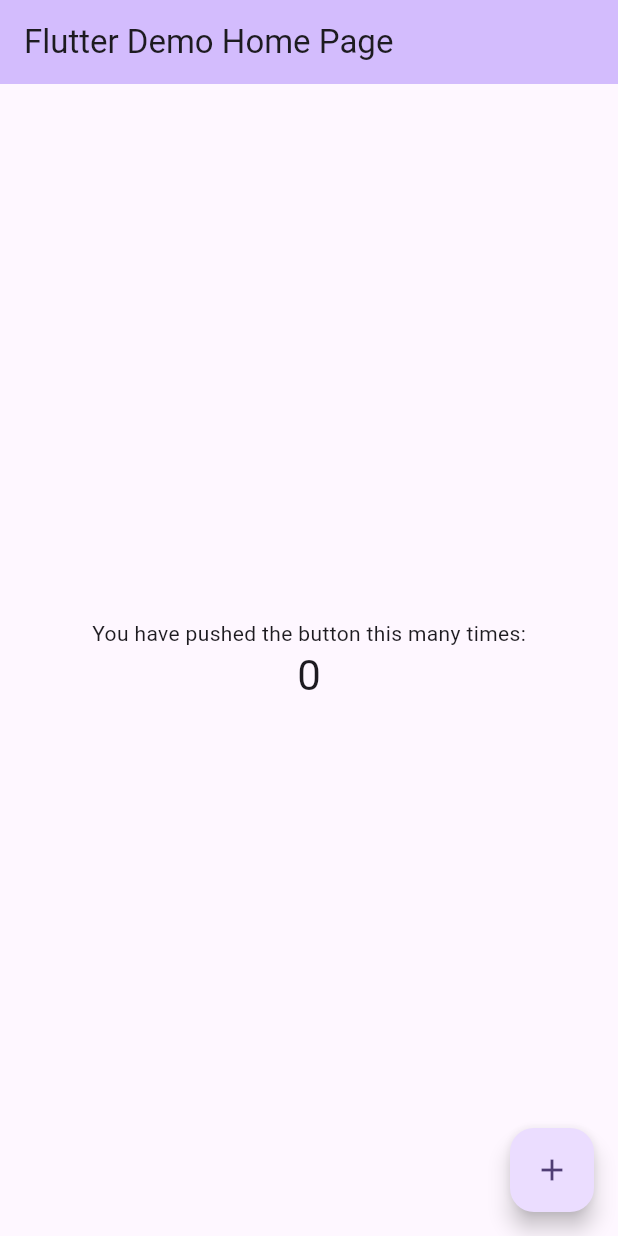
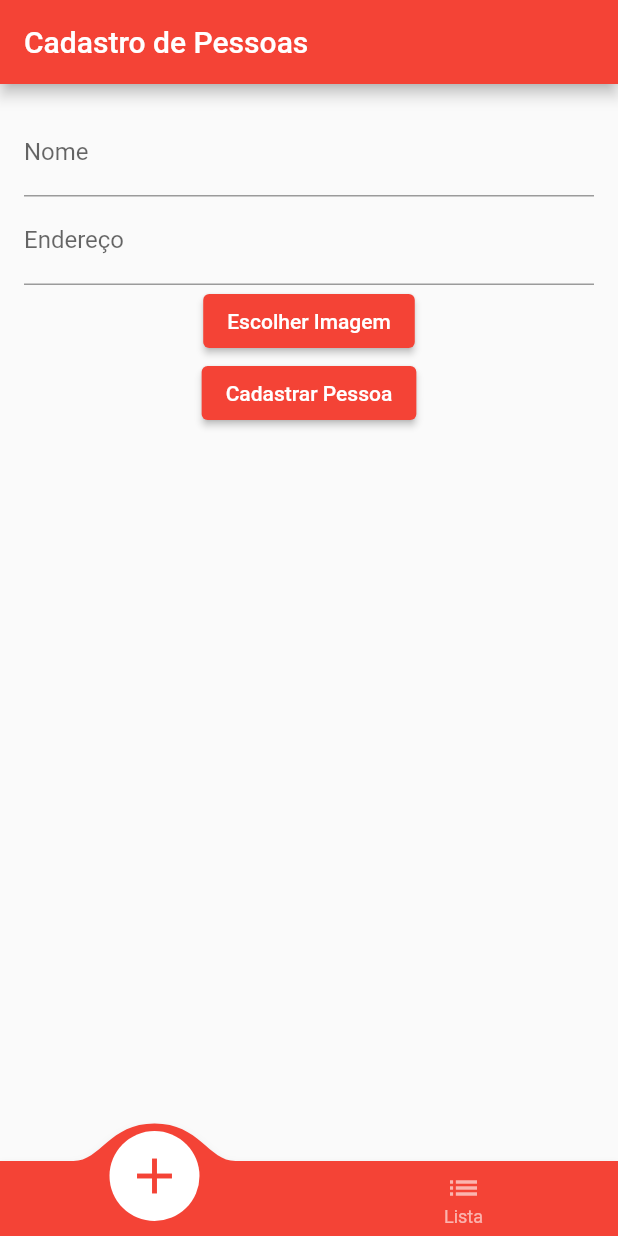
Before and after one commit to gtretow/finalproj, a Flutter app: the screen it shows after launch, on a phone screen of 412 x 824 dp. Run offline on Flutter 3.47's test engine with Material 2 defaults, Android fonts, the phone set to English and light mode, and no system bars; drawn by our look-alikes of auto_size_text, convex_bottom_bar; our stand-ins replace dio, flutter_dotenv, gallery_saver, image_cropper, image_picker.

Commit message:
app is now working

```diff
--- /dev/null
+++ b/lib/Model/person_model.dart
@@ -0,0 +1,48 @@
+// ignore_for_file: file_names
+
+class PersonModel {
+  String objectId = "";
+  String name = "";
+  String imagePath = "";
+  String address = "";
+  String? createdAt = "";
+  String? updatedAt = "";
+
+  PersonModel(
+      {required this.name,
+      required this.imagePath,
+      required this.address,
+      this.createdAt,
+      this.updatedAt});
+
+  PersonModel.create(this.name, this.imagePath, this.address);
+
+  PersonModel.fromJson(Map<String, dynamic> json) {
+    objectId = json['objectId'];
+    name = json['name'];
+    imagePath = json['imagePath'];
+    address = json['address'];
+    createdAt = json['createdAt'];
+    updatedAt = json['updatedAt'];
+  }
+
+  Map<String, dynamic> toJson() {
+    final Map<String, dynamic> data = <String, dynamic>{};
+    data['objectId'] = objectId;
+    data['name'] = name;
+    data['imagePath'] = imagePath;
+    data['address'] = address;
+    data['createdAt'] = createdAt;
+    data['updatedAt'] = updatedAt;
+
+    return data;
+  }
+
+  Map<String, dynamic> toJsonEndpoint() {
+    final Map<String, dynamic> data = <String, dynamic>{};
+    data['name'] = name;
+    data['imagePath'] = imagePath;
+    data['address'] = address;
+    return data;
+  }
+}
--- /dev/null
+++ b/lib/Model/persons_model.dart
@@ -0,0 +1,24 @@
+// ignore_for_file: file_names
+
+import 'package:myfinalapp/Model/person_model.dart';
+
+class PersonsBack4AppModel {
+  List<PersonModel> persons = [];
+
+  PersonsBack4AppModel(this.persons);
+
+  PersonsBack4AppModel.fromJson(Map<String, dynamic> json) {
+    if (json['results'] != null) {
+      persons = <PersonModel>[];
+      json['results'].forEach((v) {
+        persons.add(PersonModel.fromJson(v));
+      });
+    }
+  }
+
+  Map<String, dynamic> toJson() {
+    final Map<String, dynamic> data = <String, dynamic>{};
+    data['results'] = persons.map((v) => v.toJson()).toList();
+    return data;
+  }
+}
--- /dev/null
+++ b/lib/Pages/home_screen.dart
@@ -0,0 +1,39 @@
+import 'package:flutter/material.dart';
+import 'package:convex_bottom_bar/convex_bottom_bar.dart';
+import 'package:myfinalapp/Pages/list_registered.dart';
+import 'package:myfinalapp/Pages/register_screen.dart';
+
+class HomeScreen extends StatefulWidget {
+  const HomeScreen({super.key});
+
+  @override
+  State<HomeScreen> createState() => _HomeScreenState();
+}
+
+class _HomeScreenState extends State<HomeScreen> {
+  int _selectedPage = 0;
+  final _pageOptions = [const AddPersonScreen(), const ListPeopleScreen()];
+
+  @override
+  Widget build(BuildContext context) {
+    return Scaffold(
+      appBar: AppBar(
+        title: const Text('Cadastro de Pessoas'),
+      ),
+      body: _pageOptions[_selectedPage],
+      bottomNavigationBar: ConvexAppBar(
+        backgroundColor: Colors.red,
+        items: const [
+          TabItem(icon: Icons.add, title: 'Adicionar'),
+          TabItem(icon: Icons.list, title: 'Lista'),
+        ],
+        initialActiveIndex: _selectedPage,
+        onTap: (int index) {
+          setState(() {
+            _selectedPage = index;
+          });
+        },
+      ),
+    );
+  }
+}
--- /dev/null
+++ b/lib/Pages/register_screen.dart
@@ -0,0 +1,147 @@
+// ignore_for_file: no_leading_underscores_for_local_identifiers, depend_on_referenced_packages
+
+import 'dart:io';
+
+import 'package:flutter/material.dart';
+import 'package:image_picker/image_picker.dart';
+import 'package:image_cropper/image_cropper.dart';
+import 'package:gallery_saver/gallery_saver.dart';
+import 'package:myfinalapp/Model/person_model.dart';
+import 'package:myfinalapp/Repository/Person_repository.dart';
+import 'package:path_provider/path_provider.dart' as path_provider;
+import 'package:auto_size_text/auto_size_text.dart';
+import 'package:path/path.dart';
+
+class AddPersonScreen extends StatefulWidget {
+  const AddPersonScreen({super.key});
+
+  @override
+  State<AddPersonScreen> createState() => _AddPersonScreenState();
+}
+
+class _AddPersonScreenState extends State<AddPersonScreen> {
+  final GlobalKey<FormState> _formKey = GlobalKey<FormState>();
+  TextEditingController nameController = TextEditingController();
+  TextEditingController addressController = TextEditingController();
+  PersonBack4AppRepository personRepo = PersonBack4AppRepository();
+
+  String imagePath = '';
+  XFile? pickedFile;
+
+  cropImage(XFile imageFile) async {
+    CroppedFile? croppedFile = await ImageCropper().cropImage(
+      sourcePath: imageFile.path,
+      aspectRatioPresets: [
+        CropAspectRatioPreset.square,
+        CropAspectRatioPreset.ratio3x2,
+        CropAspectRatioPreset.original,
+        CropAspectRatioPreset.ratio4x3,
+        CropAspectRatioPreset.ratio16x9
+      ],
+      uiSettings: [
+        AndroidUiSettings(
+            toolbarTitle: 'Cropper',
+            toolbarColor: Colors.deepOrange,
+            toolbarWidgetColor: Colors.white,
+            initAspectRatio: CropAspectRatioPreset.original,
+            lockAspectRatio: false),
+        IOSUiSettings(
+          title: 'Cropper',
+        ),
+      ],
+    );
+    if (croppedFile != null) {
+      await GallerySaver.saveImage(croppedFile.path);
+      pickedFile = XFile(croppedFile.path);
+      setState(() {});
+    }
+  }
+
+  Future<void> _pickImage() async {
+    final ImagePicker _picker = ImagePicker();
+
+    pickedFile = await _picker.pickImage(source: ImageSource.camera);
+
+    if (pickedFile != null) {
+      String path =
+          (await path_provider.getApplicationDocumentsDirectory()).path;
+      String name = basename(pickedFile!.path);
+      await pickedFile!.saveTo("$path/$name");
+
+      await GallerySaver.saveImage(pickedFile!.path);
+
+      setState(() {
+        imagePath = pickedFile!.path;
+      });
+      cropImage(pickedFile!);
+    }
+  }
+
+  void _submitForm() async {
+    if (_formKey.currentState!.validate()) {
+      await personRepo.createPerson(PersonModel.create(
+          nameController.text, imagePath, addressController.text));
+
+      nameController.clear();
+      addressController.clear();
+      setState(() {
+        imagePath = '';
+      });
+    }
+  }
+
+  @override
+  Widget build(BuildContext context) {
+    return Padding(
+      padding: const EdgeInsets.all(16.0),
+      child: Form(
+        key: _formKey,
+        child: Column(
+          children: <Widget>[
+            TextFormField(
+              controller: nameController,
+              decoration: const InputDecoration(labelText: 'Nome'),
+              validator: (value) {
+                if (value!.isEmpty) {
+                  return 'Nome é obrigatório';
+                }
+                return null;
+              },
+            ),
+            TextFormField(
+              controller: addressController,
+              decoration: const InputDecoration(labelText: 'Endereço'),
+              validator: (value) {
+                if (value!.isEmpty) {
+                  return 'Endereço é obrigatório';
+                }
+                return null;
+              },
+            ),
+            if (imagePath.isNotEmpty)
+              Image.file(
+                File(imagePath),
+                height: 150,
+              ),
+            ElevatedButton(
+              onPressed: _pickImage,
+              child: const AutoSizeText(
+                'Escolher Imagem',
+                maxLines: 1,
+                maxFontSize: 16,
+              ),
+            ),
+            ElevatedButton(
+              onPressed: _submitForm,
+              child: const AutoSizeText(
+                'Cadastrar Pessoa',
+                maxLines: 1,
+                maxFontSize: 16,
+              ),
+            ),
+          ],
+        ),
+      ),
+    );
+  }
+}
--- /dev/null
+++ b/lib/Repository/back4_app_custom_repository.dart
@@ -0,0 +1,15 @@
+import 'package:dio/dio.dart';
+import 'package:flutter_dotenv/flutter_dotenv.dart';
+import 'package:myfinalapp/Repository/back4_app_interceptor.dart';
+
+class Back4AppCustomDio {
+  final _dio = Dio();
+
+  Dio get dio => _dio;
+
+  Back4AppCustomDio() {
+    _dio.options.headers["Content-Type"] = "application/json";
+    _dio.options.baseUrl = dotenv.get("BASEURL", fallback: 'API_URL not found');
+    _dio.interceptors.add(Back4AppDioInterceptor());
+  }
+}
--- a/lib/main.dart
+++ b/lib/main.dart
@@ -1,125 +1,9 @@
 import 'package:flutter/material.dart';
+import 'package:flutter_dotenv/flutter_dotenv.dart';
+import 'package:myfinalapp/my_app.dart';
 
-void main() {
+void main() async {
+  await dotenv.load();
+  WidgetsFlutterBinding.ensureInitialized();
   runApp(const MyApp());
 }
-
-class MyApp extends StatelessWidget {
-  const MyApp({super.key});
-
-  // This widget is the root of your application.
-  @override
-  Widget build(BuildContext context) {
-    return MaterialApp(
-      title: 'Flutter Demo',
-      theme: ThemeData(
-        // This is the theme of your application.
-        //
-        // TRY THIS: Try running your application with "flutter run". You'll see
-        // the application has a blue toolbar. Then, without quitting the app,
-        // try changing the seedColor in the colorScheme below to Colors.green
-        // and then invoke "hot reload" (save your changes or press the "hot
-        // reload" button in a Flutter-supported IDE, or press "r" if you used
-        // the command line to start the app).
-        //
-        // Notice that the counter didn't reset back to zero; the application
-        // state is not lost during the reload. To reset the state, use hot
-        // restart instead.
-        //
-        // This works for code too, not just values: Most code changes can be
-        // tested with just a hot reload.
-        colorScheme: ColorScheme.fromSeed(seedColor: Colors.deepPurple),
-        useMaterial3: true,
-      ),
-      home: const MyHomePage(title: 'Flutter Demo Home Page'),
-    );
-  }
-}
-
-class MyHomePage extends StatefulWidget {
-  const MyHomePage({super.key, required this.title});
-
-  // This widget is the home page of your application. It is stateful, meaning
-  // that it has a State object (defined below) that contains fields that affect
-  // how it looks.
-
-  // This class is the configuration for the state. It holds the values (in this
-  // case the title) provided by the parent (in this case the App widget) and
-  // used by the build method of the State. Fields in a Widget subclass are
-  // always marked "final".
-
-  final String title;
-
-  @override
-  State<MyHomePage> createState() => _MyHomePageState();
-}
-
-class _MyHomePageState extends State<MyHomePage> {
-  int _counter = 0;
-
-  void _incrementCounter() {
-    setState(() {
-      // This call to setState tells the Flutter framework that something has
-      // changed in this State, which causes it to rerun the build method below
-      // so that the display can reflect the updated values. If we changed
-      // _counter without calling setState(), then the build method would not be
-      // called again, and so nothing would appear to happen.
-      _counter++;
-    });
-  }
-
-  @override
-  Widget build(BuildContext context) {
-    // This method is rerun every time setState is called, for instance as done
-    // by the _incrementCounter method above.
-    //
-    // The Flutter framework has been optimized to make rerunning build methods
-    // fast, so that you can just rebuild anything that needs updating rather
-    // than having to individually change instances of widgets.
-    return Scaffold(
-      appBar: AppBar(
-        // TRY THIS: Try changing the color here to a specific color (to
-        // Colors.amber, perhaps?) and trigger a hot reload to see the AppBar
-        // change color while the other colors stay the same.
-        backgroundColor: Theme.of(context).colorScheme.inversePrimary,
-        // Here we take the value from the MyHomePage object that was created by
-        // the App.build method, and use it to set our appbar title.
-        title: Text(widget.title),
-      ),
-      body: Center(
-        // Center is a layout widget. It takes a single child and positions it
-        // in the middle of the parent.
-        child: Column(
-          // Column is also a layout widget. It takes a list of children and
-          // arranges them vertically. By default, it sizes itself to fit its
-          // children horizontally, and tries to be as tall as its parent.
-          //
-          // Column has various properties to control how it sizes itself and
-          // how it positions its children. Here we use mainAxisAlignment to
-          // center the children vertically; the main axis here is the vertical
-          // axis because Columns are vertical (the cross axis would be
-          // horizontal).
-          //
-          // TRY THIS: Invoke "debug painting" (choose the "Toggle Debug Paint"
-          // action in the IDE, or press "p" in the console), to see the
-          // wireframe for each widget.
-          mainAxisAlignment: MainAxisAlignment.center,
-          children: <Widget>[
-            const Text(
-              'You have pushed the button this many times:',
-            ),
-            Text(
-              '$_counter',
-              style: Theme.of(context).textTheme.headlineMedium,
-            ),
-          ],
-        ),
-      ),
-      floatingActionButton: FloatingActionButton(
-        onPressed: _incrementCounter,
-        tooltip: 'Increment',
-        child: const Icon(Icons.add),
-      ), // This trailing comma makes auto-formatting nicer for build methods.
-    );
-  }
-}
--- /dev/null
+++ b/lib/my_app.dart
@@ -0,0 +1,15 @@
+import 'package:flutter/material.dart';
+import 'package:myfinalapp/Pages/home_screen.dart';
+
+class MyApp extends StatelessWidget {
+  const MyApp({Key? key}) : super(key: key);
+
+  @override
+  Widget build(BuildContext context) {
+    return MaterialApp(
+      debugShowCheckedModeBanner: false,
+      theme: ThemeData(primarySwatch: Colors.red),
+      home: const HomeScreen(),
+    );
+  }
+}
--- a/pubspec.yaml
+++ b/pubspec.yaml
@@ -39,7 +39,6 @@ dependencies:
   convex_bottom_bar: ^3.2.0
   animated_text_kit: ^4.2.2
   shared_preferences: ^2.2.1
-  geolocator: ^10.1.0
 
 
 
@@ -49,6 +48,8 @@ dependencies:
   # The following adds the Cupertino Icons font to your application.
   # Use with the CupertinoIcons class for iOS style icons.
   cupertino_icons: ^1.0.2
+  http: ^0.13.6
+  auto_size_text: ^3.0.0
 
 dev_dependencies:
   flutter_test:
@@ -76,7 +77,7 @@ flutter:
   assets:
   #   - images/a_dot_burr.jpeg
   #   - images/a_dot_ham.jpeg
-    - .dotenv
+    - .env
 
   # An image asset can refer to one or more resolution-specific "variants", see
   # https://flutter.dev/assets-and-images/#resolution-aware
```
Also changed, not shown: lib/Pages/list_registered.dart (added, +64 -0 lines), lib/Repository/Person_repository.dart (added, +46 -0 lines), lib/Repository/back4_app_interceptor.dart (added, +30 -0 lines), pubspec.lock, 2 other files.
